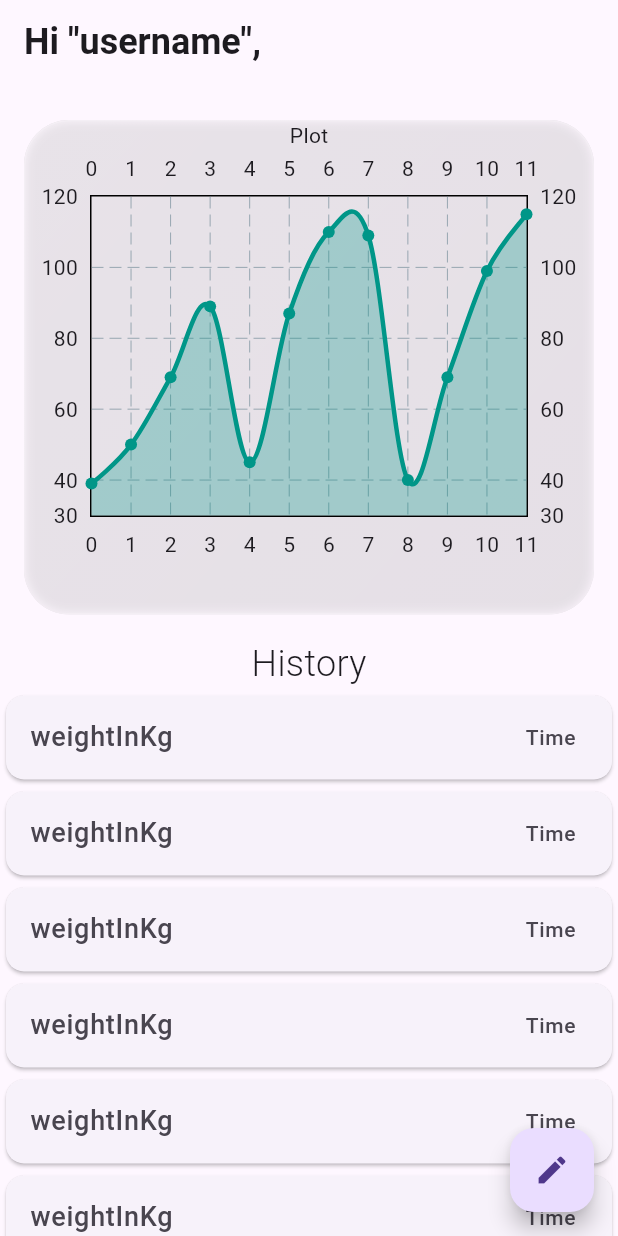
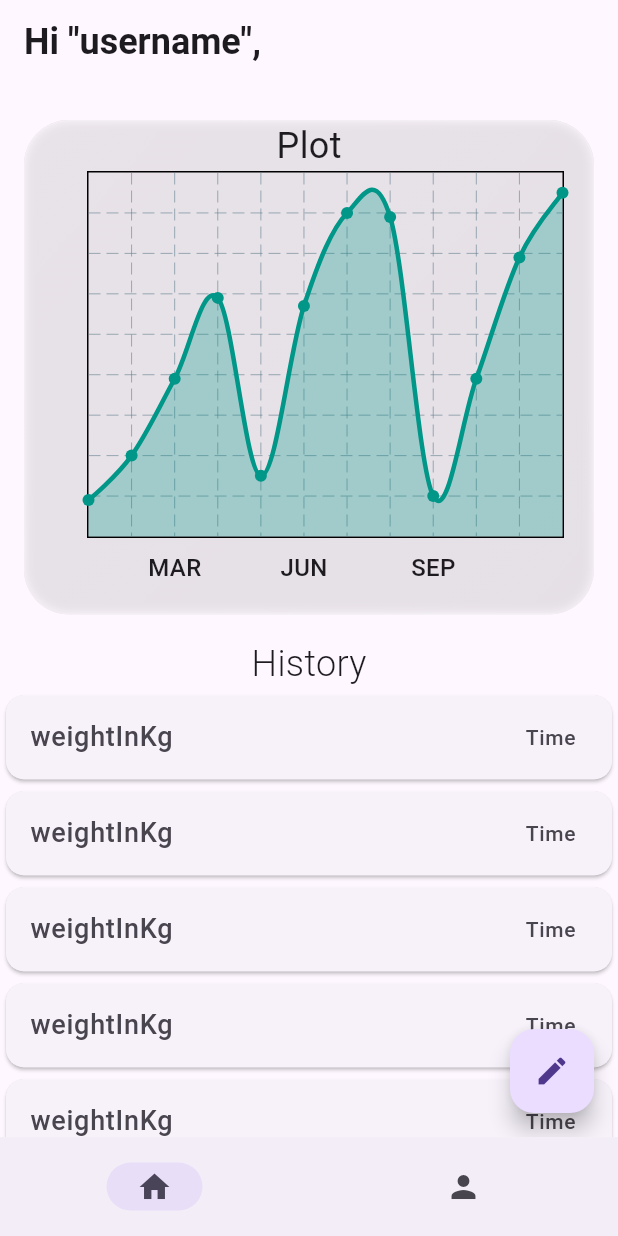
Before and after one commit to Gsuyash20/weight_tracker, a Flutter app: the screen it shows after launch, on a phone screen of 412 x 824 dp. Run offline on Flutter 3.47's test engine with Material 3 defaults, Android fonts, the phone set to English and light mode, and no system bars; drawn by our look-alikes of fl_chart; our stand-ins replace font_awesome_flutter, hive_flutter; accounts and stored records are empty.

Commit message:
added plot and refactor code

```diff
--- /dev/null
+++ b/lib/components/plot.dart
@@ -0,0 +1,81 @@
+import 'package:fl_chart/fl_chart.dart';
+import 'package:flutter/material.dart';
+
+class Titles {
+  static getTitleData() => const FlTitlesData(
+        show: true,
+        bottomTitles: AxisTitles(
+          sideTitles: SideTitles(
+            showTitles: true,
+            reservedSize: 30,
+            interval: 1,
+            getTitlesWidget: bottomTitleWidgets,
+          ),
+        ),
+        leftTitles: AxisTitles(
+          sideTitles: SideTitles(
+            showTitles: true,
+            interval: 1,
+            getTitlesWidget: leftTitleWidgets,
+            reservedSize: 42,
+          ),
+        ),
+        rightTitles: AxisTitles(sideTitles: SideTitles(showTitles: false)),
+        topTitles: AxisTitles(sideTitles: SideTitles(showTitles: false))
+      );
+}
+
+Widget bottomTitleWidgets(double value, TitleMeta meta) {
+  const style = TextStyle(
+    fontWeight: FontWeight.w500,
+    fontSize: 16,
+  );
+  Widget text;
+  switch (value.toInt()) {
+    case 2:
+      text = const Text('MAR', style: style);
+      break;
+    case 5:
+      text = const Text('JUN', style: style);
+      break;
+    case 8:
+      text = const Text('SEP', style: style);
+      break;
+    default:
+      text = const Text('', style: style);
+      break;
+  }
+
+  return SideTitleWidget(
+    axisSide: meta.axisSide,
+    child: text,
+  );
+}
+
+Widget leftTitleWidgets(double value, TitleMeta meta) {
+  const style = TextStyle(
+    fontWeight: FontWeight.bold,
+    fontSize: 15,
+  );
+  String text;
+  switch (value.toInt()) {
+    case 1:
+      text = '40';
+      break;
+    case 3:
+      text = '60';
+      break;
+    case 5:
+      text = '80';
+      break;
+    case 7:
+      text = '100';
+      break;
+    case 9:
+      text = '120';
+    default:
+      return Container();
+  }
+
+  return Text(text, style: style, textAlign: TextAlign.left);
+}
--- a/lib/main.dart
+++ b/lib/main.dart
@@ -3,6 +3,7 @@ import 'package:hive_flutter/hive_flutter.dart';
 import 'package:path_provider/path_provider.dart' as path_provider;
 import 'package:weight_tracker/pages/create_profile.dart';
 import 'package:weight_tracker/pages/home_page.dart';
+import 'package:weight_tracker/pages/main_page.dart';
 
 Future<void> main() async {
   // initialize hive
@@ -20,7 +21,7 @@ class MyApp extends StatelessWidget {
   @override
   Widget build(BuildContext context) {
     return const MaterialApp(
-      home: HomePage(),
+      home: MainPage(),
       debugShowCheckedModeBanner: false,
     );
   }
--- a/lib/pages/home_page.dart
+++ b/lib/pages/home_page.dart
@@ -1,5 +1,6 @@
 import 'package:fl_chart/fl_chart.dart';
 import 'package:flutter/material.dart';
+import 'package:weight_tracker/components/plot.dart';
 import '../components/card_tile.dart';
 import '../components/frosted_glass.dart';
 
@@ -34,8 +35,13 @@ class _HomePageState extends State<HomePage> {
                     height: MediaQuery.of(context).size.height / 2.5,
                     child: Column(
                       children: [
-                        const Text('Plot'),
-                        SizedBox(
+                        const Text(
+                          'Plot',
+                          style: TextStyle(fontSize: 24),
+                        ),
+                        Padding(
+                          padding: const EdgeInsets.only(right: 20.0),
+                          child: SizedBox(
                             height: MediaQuery.of(context).size.height / 3,
                             child: LineChart(
                               LineChartData(
@@ -64,8 +70,11 @@ class _HomePageState extends State<HomePage> {
                                         barWidth: 3,
                                         belowBarData: BarAreaData(
                                             show: true,
-                                          color: Colors.teal.withOpacity(0.3)))
-                                ]),
+                                            color:
+                                                Colors.teal.withOpacity(0.3)))
+                                  ],
+                                  titlesData: Titles.getTitleData()),
+                            ),
                           ),
                         )
                       ],
```
Lines whose indentation alone changed are shown as unchanged.
